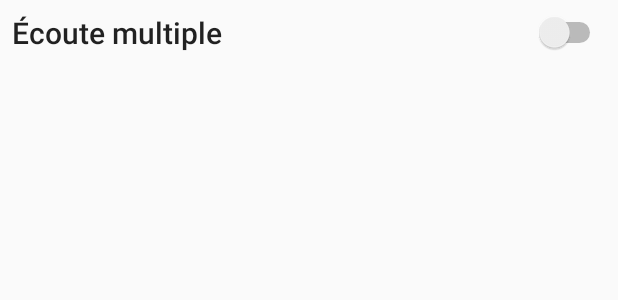
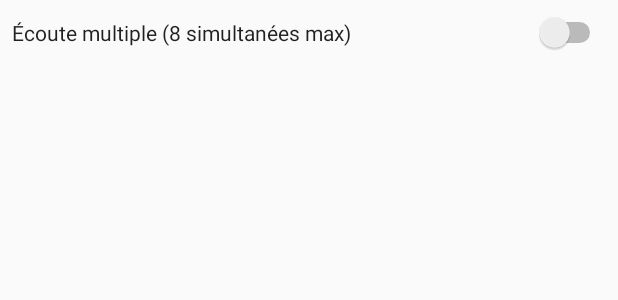
Before and after one commit to quentinDupont/OSS-2-Soundboard, an Android app: the layout fragment_parameter.xml on its own in the app's theme, with its tools: preview values and no code run, on a phone screen of 412 x 824 dp. Shown: the top 300 px of the screen. Run offline under Robolectric (Android 15) with nearby library versions, the light colour scheme and no system bars.

Commit message:
Increased multi listen to 8

```diff
--- a/app/src/main/java/fr/legrand/oss117soundboard/presentation/component/MediaPlayerComponentImpl.java
+++ b/app/src/main/java/fr/legrand/oss117soundboard/presentation/component/MediaPlayerComponentImpl.java
@@ -38,7 +38,7 @@ import fr.legrand.oss117soundboard.presentation.ui.activity.BaseActivity;
 @PerActivity
 public class MediaPlayerComponentImpl implements MediaPlayerComponent {
 
-    private static final int MULTI_LISTEN_NUMBER_LIMIT = 6;
+    private static final int MULTI_LISTEN_NUMBER_LIMIT = 8;
 
     private BaseActivity activity;
     private SimpleExoPlayer mediaPlayer;
@@ -133,6 +133,7 @@ public class MediaPlayerComponentImpl implements MediaPlayerComponent {
         if (mediaPlayer != null) {
             mediaPlayer.release();
             mediaPlayer = null;
+            runningMediaPlayerList.clear();
         }
     }
 
--- a/app/src/main/res/layout/fragment_parameter.xml
+++ b/app/src/main/res/layout/fragment_parameter.xml
@@ -15,7 +15,7 @@
         <TextView
             android:layout_width="wrap_content"
             android:layout_height="wrap_content"
-            android:textAppearance="@style/TextAppearance.AppCompat.Title"
+            android:textAppearance="@style/TextAppearance.AppCompat.Body1"
             android:layout_centerVertical="true"
             android:text="@string/multi_listen" />
 
--- a/app/src/main/res/values/strings.xml
+++ b/app/src/main/res/values/strings.xml
@@ -7,7 +7,7 @@
     <string name="favorite_list_title">Favoris</string>
     <string name="reply_list_title">Répliques</string>
     <string name="delete">Supprimer</string>
-    <string name="multi_listen">Écoute multiple</string>
+    <string name="multi_listen">Écoute multiple (8 simultanées max)</string>
 
     <!-- Replies names and description -->
     <string name="cestgentil_title">C\'est gentil</string>
```
